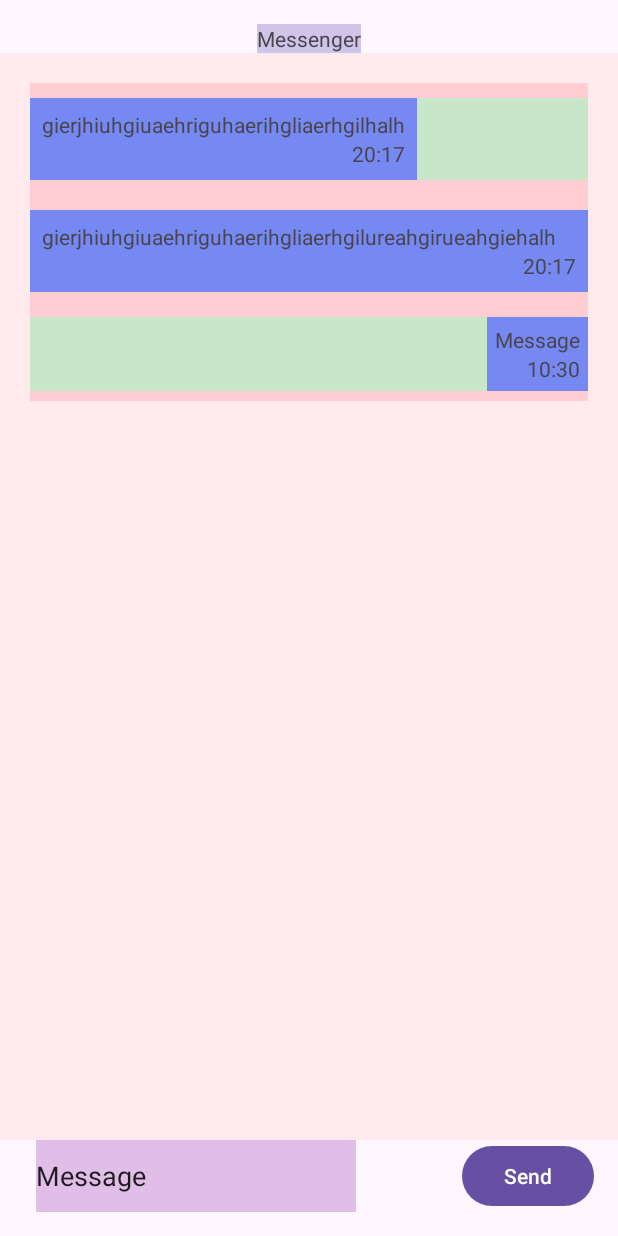
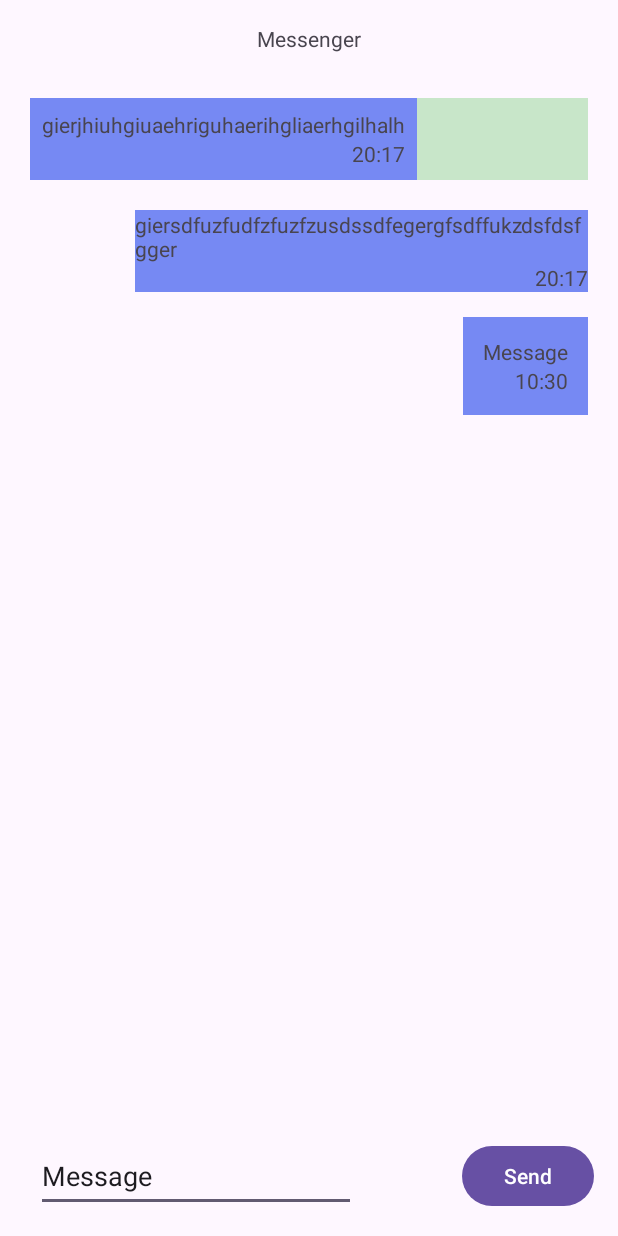
Before and after one commit to Feeeeeeeeeelix/Messenger, an Android app: the screen it shows after launch (MainActivity), after a tap on "Send", on a phone screen of 412 x 824 dp. Run offline under Robolectric (Android 15) with nearby library versions, the phone set to English and light mode, and no system bars.

Commit message:
message spacing

```diff
--- a/Client/app/src/main/java/de/felix/messenger/Chat.java
+++ b/Client/app/src/main/java/de/felix/messenger/Chat.java
@@ -8,8 +8,13 @@ import android.widget.LinearLayout;
 
 import androidx.constraintlayout.widget.ConstraintLayout;
 
+import java.io.File;
+import java.security.PrivateKey;
+import java.security.PublicKey;
 import java.util.ArrayList;
 import java.util.List;
+import java.util.stream.Collectors;
+import java.util.stream.Stream;
 
 public class Chat {
 
@@ -20,6 +25,10 @@ public class Chat {
 
     List<Message> messages;
     Context context;
+
+    Integer Id;
+    private PublicKey publicKeyReceiver;
+    private static PrivateKey privateKeySelf;
 
     public Chat(Context context, ConstraintLayout mainLayout) {
 
@@ -34,20 +43,43 @@ public class Chat {
         sendMessageButton.setOnClickListener(new View.OnClickListener() {
             @Override
             public void onClick(View v) {
-                createMessage();
+                createOwnMessage();
             }
         });
     }
 
-    public void receiveMessage(){
-
+    private void savePublicKey(PublicKey publicKey){
+        publicKeyReceiver = publicKey;
+        String publicKeyName = Id.toString() + "_public.key";
+        Encrypter.storePublicKey(publicKey, publicKeyName);
     }
 
-    public void createMessage(){
+    public PublicKey getPublicKeyReceiver() {
+        if (publicKeyReceiver == null){
+            publicKeyReceiver = getPublicKeyFromFiles();
+        }
+        return publicKeyReceiver;
+    }
+
+    private PublicKey getPublicKeyFromFiles(){
+        String publicKeyName = Id.toString() + "_public.key";
+        PublicKey pubKey = Encrypter.readPublicKeyFromFile(publicKeyName);
+        if (pubKey == null){
+            pubKey = requestPublicKey();
+        }
+        return pubKey;
+    }
+
+    private PublicKey requestPublicKey(){
+        return publicKeyReceiver;
+    }
+
+    public void createOwnMessage(){
 //        Get Message Text and create Message Object
         String currentMessage = messageEntry.getText().toString();
-        Message newMessage = new Message(context);
+        Message newMessage = new Message(context, currentMessage.length()%2);
         newMessage.setText(currentMessage);
+//        newMessage.setText(currentMessage);
 
 //        Place the message on the screen
         placeNewMessage(newMessage);
@@ -65,7 +97,17 @@ public class Chat {
     }
 
     public void sendMessage(Message messageToSend){
+//        byte[] encryptedBytesToSend = Encrypter.encryptString(messageToSend.textContent, publicKeyReceiver);
 
+        //send..
+    }
+
+    public void receiveMessage(){
+
+    }
+
+    private String decryptStringMessage(byte[] encryptedBytes){
+        return new String();
     }
 
     public void updateTimeStamps(){
--- a/Client/app/src/main/java/de/felix/messenger/MainActivity.java
+++ b/Client/app/src/main/java/de/felix/messenger/MainActivity.java
@@ -10,6 +10,7 @@ import android.widget.EditText;
 import android.widget.LinearLayout;
 
 import java.io.File;
+import java.io.FileInputStream;
 import java.io.FileNotFoundException;
 import java.io.FileOutputStream;
 import java.io.IOException;
@@ -23,23 +24,34 @@ public class MainActivity extends AppCompatActivity {
         super.onCreate(savedInstanceState);
         setContentView(R.layout.activity_main);
 
-        encrypter = new Encrypter();
+        encrypter = new Encrypter(getFilesDir());
         ConstraintLayout mainChatLayout = findViewById(R.id.mainChatFrame);
 
         Chat chat = new Chat(this, mainChatLayout);
 
-
-        FileOutputStream fos = null;
-        try {
-            fos = new FileOutputStream(new File(getFilesDir(), "test.txt"));
-        } catch (FileNotFoundException e) {
-            throw new RuntimeException(e);
-        }
-        try {
-            fos.write("das ist text".getBytes(StandardCharsets.UTF_8));
-        } catch (IOException e) {
-            throw new RuntimeException(e);
-        }
+//        try {
+//            FileInputStream fis = new FileInputStream(new File(getFilesDir(), "test.txt"));
+//            try {
+//                fis.readAllBytes();
+//            } catch (IOException e) {
+//                throw new RuntimeException(e);
+//            }
+//        } catch (FileNotFoundException e) {
+//            throw new RuntimeException(e);
+//        }
+//
+//
+//        FileOutputStream fos = null;
+//        try {
+//            fos = new FileOutputStream(new File(getFilesDir(), "test.txt"));
+//        } catch (FileNotFoundException e) {
+//            throw new RuntimeException(e);
+//        }
+//        try {
+//            fos.write("das ist text".getBytes(StandardCharsets.UTF_8));
+//        } catch (IOException e) {
+//            throw new RuntimeException(e);
+//        }
 
     }
 }
--- a/Client/app/src/main/java/de/felix/messenger/Message.java
+++ b/Client/app/src/main/java/de/felix/messenger/Message.java
@@ -18,9 +18,11 @@ public class Message {
     Context context;
     String textContent;
     Image imageContent;
+    int side;
 
-    public Message(Context context){
+    public Message(Context context, int Side){
         this.context = context;
+        this.side = Side;
         saveTime();
     }
 
@@ -32,7 +34,7 @@ public class Message {
     }
 
     public MessageLayout getLayout(){
-        MessageLayout layout = new MessageLayout(context);
+        MessageLayout layout = new MessageLayout(context, side);
         layout.setMessageContent(textContent);
         layout.setTimeStamp(timeCreatedDisplay);
         return layout;
--- a/Client/app/src/main/java/de/felix/messenger/MessageLayout.java
+++ b/Client/app/src/main/java/de/felix/messenger/MessageLayout.java
@@ -1,46 +1,62 @@
 package de.felix.messenger;
 
+import android.annotation.SuppressLint;
 import android.content.Context;
 import android.media.Image;
 import android.view.Gravity;
 import android.view.ViewGroup;
 import android.widget.ImageView;
 import android.widget.LinearLayout;
+import android.widget.Space;
 import android.widget.TextView;
 
+@SuppressLint("ViewConstructor")
 public class MessageLayout extends LinearLayout {
 
     TextView timeLabel;
     LinearLayout vertLayout;
     Context context;
+    int side;
 
-    public MessageLayout(Context context) {
+    public MessageLayout(Context context, Integer Side) {
         super(context);
         this.context = context;
+        this.side = (Side==0) ? Gravity.START: Gravity.END;
 
 //        Configure top linLayout
-        setOrientation(HORIZONTAL);
-        setGravity(5);
-        setBackgroundColor(0xFFC8E6C9);
         LayoutParams layoutParams = new LayoutParams(LayoutParams.MATCH_PARENT, ViewGroup.LayoutParams.WRAP_CONTENT);
         layoutParams.setMargins(0 ,10,0,10);
         this.setLayoutParams(layoutParams);
-//        setPadding(8,8,8,8);
+        setOrientation(HORIZONTAL);
+//        setBackgroundColor(0xFFB6B9F3);
+        setGravity(side);
+
+        Space space = new Space(context);
+        space.setLayoutParams(new LayoutParams(150, ViewGroup.LayoutParams.MATCH_PARENT));
+        space.setMinimumWidth(50);
 
 //        Define Vertical Layout for message and timestamp
         LinearLayout vertLayout = new LinearLayout(context);
-        vertLayout.setLayoutParams(new LayoutParams(LayoutParams.WRAP_CONTENT, LayoutParams.WRAP_CONTENT));
+        vertLayout.setLayoutParams(new LayoutParams(LayoutParams.WRAP_CONTENT, LayoutParams.WRAP_CONTENT, 0));
         vertLayout.setOrientation(VERTICAL);
         vertLayout.setBackgroundColor(0xFF7689F3);
-        vertLayout.setGravity(Gravity.END);
-        vertLayout.setPadding(8,8,8,8);
-        this.addView(vertLayout);
+        vertLayout.setGravity(side);
+        vertLayout.setPadding(20, 20,20,20);
         this.vertLayout = vertLayout;
+
+        if (side == Gravity.END){
+            addView(space);
+            addView(vertLayout);
+        }
+        else{
+            addView(vertLayout);
+            addView(space);
+        }
 
 //        Define timestamp textlabel
         TextView timeLabel = new TextView(context);
         timeLabel.setLayoutParams(new LayoutParams(LayoutParams.WRAP_CONTENT, LayoutParams.WRAP_CONTENT));
-        timeLabel.setGravity(5);
+        timeLabel.setGravity(side);
         timeLabel.setText("");
         vertLayout.addView(timeLabel);
         this.timeLabel = timeLabel;
--- a/Client/app/src/main/res/layout/activity_main.xml
+++ b/Client/app/src/main/res/layout/activity_main.xml
@@ -13,7 +13,6 @@
         android:layout_width="wrap_content"
         android:layout_height="wrap_content"
         android:layout_marginTop="16dp"
-        android:background="#D1C4E9"
         android:text="Messenger"
         app:layout_constraintEnd_toEndOf="parent"
         app:layout_constraintStart_toStartOf="parent"
@@ -25,7 +24,6 @@
         android:layout_height="48dp"
         android:layout_marginStart="24dp"
         android:layout_marginBottom="16dp"
-        android:background="#E1BEE7"
         android:ems="10"
         android:inputType="text"
         android:text="Message"
@@ -47,7 +45,6 @@
     <ScrollView
         android:layout_width="0dp"
         android:layout_height="0dp"
-        android:background="#FFEBEE"
         android:padding="20dp"
         app:layout_constraintBottom_toTopOf="@+id/editTextText"
         app:layout_constraintEnd_toEndOf="parent"
@@ -60,7 +57,6 @@
             android:id="@+id/mainMessageLayout"
             android:layout_width="match_parent"
             android:layout_height="wrap_content"
-            android:background="#FFCDD2"
             android:gravity="fill_vertical"
             android:orientation="vertical">
 
@@ -100,24 +96,31 @@
                 android:layout_height="match_parent"
                 android:layout_marginTop="10dp"
                 android:layout_marginBottom="10dp"
-                android:background="#7689F3"
-                android:orientation="horizontal"
-                android:padding="8dp">
+                android:gravity="right"
+                android:orientation="horizontal">
+
+                <Space
+                    android:layout_width="70dp"
+                    android:layout_height="match_parent"
+                    android:minWidth="50dp" />
 
                 <LinearLayout
-                    android:layout_width="match_parent"
-                    android:layout_height="match_parent"
+                    android:layout_width="wrap_content"
+                    android:layout_height="wrap_content"
+                    android:layout_weight="0"
+                    android:background="#7689F3"
+                    android:gravity="end"
                     android:orientation="vertical">
 
                     <TextView
                         android:id="@+id/textView4"
                         android:layout_width="wrap_content"
                         android:layout_height="wrap_content"
-                        android:text="gierjhiuhgiuaehriguhaerihgliaerhgilureahgirueahgiehalh" />
+                        android:text="giersdfuzfudfzfuzfzusdssdfegergfsdffukzdsfdsfgger" />
 
                     <TextView
                         android:id="@+id/textView5"
-                        android:layout_width="match_parent"
+                        android:layout_width="wrap_content"
                         android:layout_height="wrap_content"
                         android:gravity="right"
                         android:text="20:17" />
```
Also changed, not shown: Client/app/src/main/java/de/felix/messenger/Encrypter.java (+85 -10 lines).
